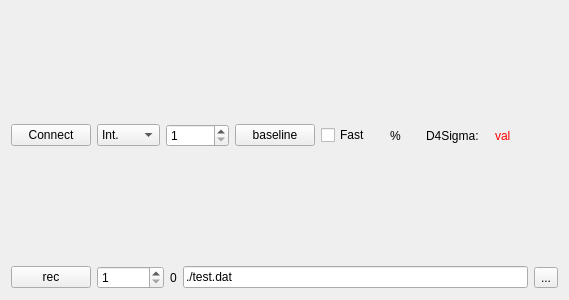
xkronosua/linCCD, file CCD.ui: the form before one commit.
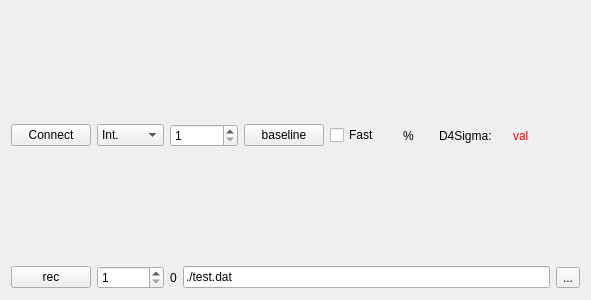
The form after the commit.

Patch:
```diff
--- a/CCD.ui
+++ b/CCD.ui
@@ -6,7 +6,7 @@
    <rect>
     <x>0</x>
     <y>0</y>
-    <width>569</width>
+    <width>591</width>
     <height>300</height>
    </rect>
   </property>
```
